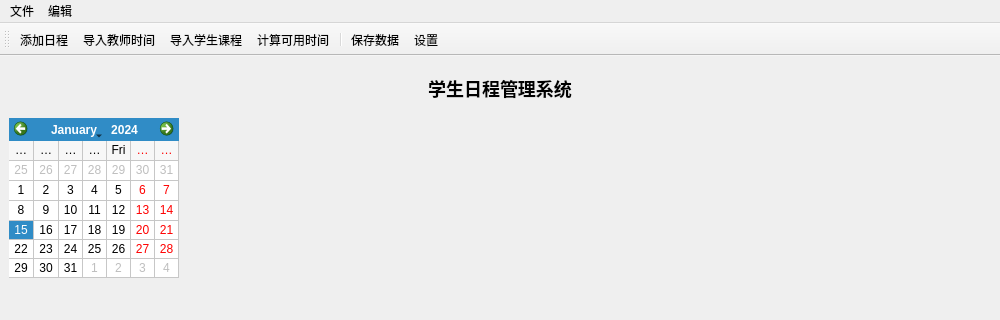
Qt form ui/forms/MainWindow.ui (r-b-cheng/software_engineering_project) before a commit; both pictures show x 0 to 1000 and y 0 to 320 of the 1000 by 700 pixel window.
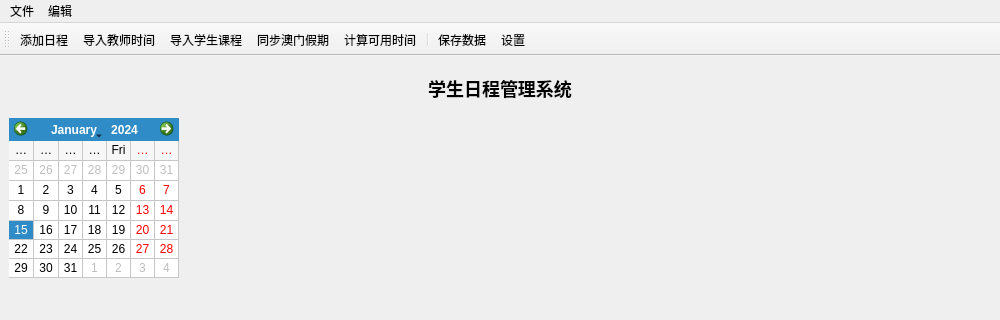
The same form after that commit. Custom widgets are drawn as their Qt base class.

Commit message: 添加tag和同步节假日

Diff of the .ui file:
```diff
--- a/ui/forms/MainWindow.ui
+++ b/ui/forms/MainWindow.ui
@@ -125,6 +125,8 @@
    <addaction name="addEventAction"/>
    <addaction name="importProfessorAction"/>
    <addaction name="importStudentCoursesAction"/>
+    <addaction name="syncHolidaysAction"/>
+    
    <addaction name="calculateAction"/>
    <addaction name="separator"/>
    <addaction name="saveDataAction"/>
@@ -165,6 +167,13 @@
     <string>设置</string>
    </property>
   </action>
+  <action name="syncHolidaysAction">
+   <property name="text">
+    <string>同步澳门假期</string>
+   </property>
+  </action>
+  
+  
   <action name="autoJumpAction">
    <property name="checkable">
     <bool>true</bool>
```
Left out of the diff: 5 changed lines with no effect on the pictures. Lines whose indentation alone changed are shown as unchanged. The commit also changes 16 other files.
